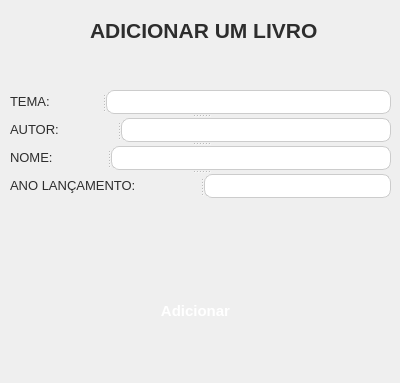
The window that GUI_BIBLIOTECA/addbookwindow.ui (gabriotz/Project-edoo) describes before a commit, drawn with Qt 5.
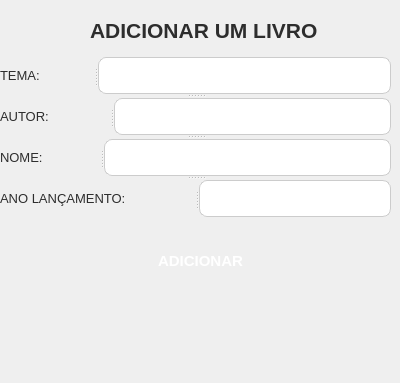
The same window after the commit.

Patch:
```diff
--- a/GUI_BIBLIOTECA/addbookwindow.ui
+++ b/GUI_BIBLIOTECA/addbookwindow.ui
@@ -29,9 +29,9 @@
   <widget class="QPushButton" name="addBookButton">
    <property name="geometry">
     <rect>
-     <x>130</x>
-     <y>280</y>
-     <width>131</width>
+     <x>70</x>
+     <y>230</y>
+     <width>261</width>
      <height>61</height>
     </rect>
    </property>
@@ -51,16 +51,16 @@
 </string>
    </property>
    <property name="text">
-    <string>Adicionar</string>
+    <string>ADICIONAR</string>
    </property>
   </widget>
   <widget class="QSplitter" name="splitter_5">
    <property name="geometry">
     <rect>
-     <x>10</x>
-     <y>90</y>
-     <width>381</width>
-     <height>108</height>
+     <x>0</x>
+     <y>57</y>
+     <width>391</width>
+     <height>160</height>
     </rect>
    </property>
    <property name="orientation">
```
